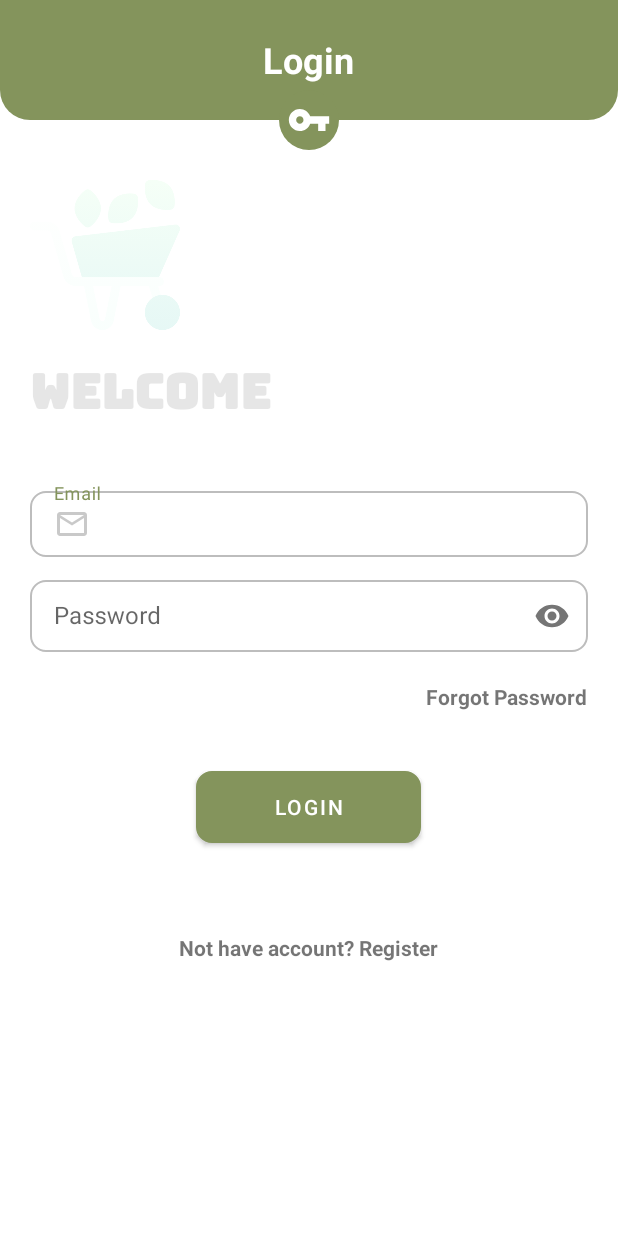
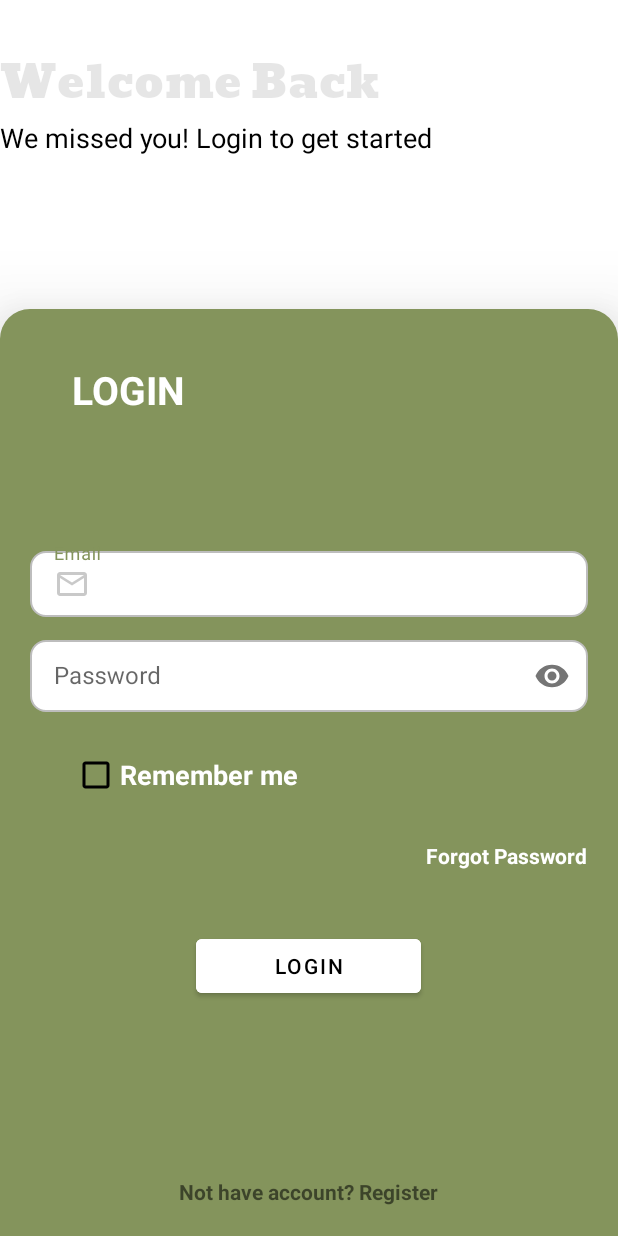
Before and after one commit to dipu0/Greeneries-E-Gardening-Android-App, an Android app: the screen it shows after launch (LoginActivity), on a phone screen of 412 x 824 dp. Run offline under Robolectric (Android 15) with nearby library versions, the phone set to English and light mode, and no system bars; our stand-ins replace Firebase (no records; nobody signed in at launch, a user with empty details on screens opened directly).

Commit message:
added remembered me checkbox

```diff
--- a/app/src/main/java/com/chowdhuryelab/greeneries/LoginActivity.java
+++ b/app/src/main/java/com/chowdhuryelab/greeneries/LoginActivity.java
@@ -1,7 +1,9 @@
 package com.chowdhuryelab.greeneries;
 
 import android.app.ProgressDialog;
+import android.content.Context;
 import android.content.Intent;
+import android.content.SharedPreferences;
 import android.os.Bundle;
 import android.text.TextUtils;
 import android.util.Patterns;
@@ -10,6 +12,8 @@ import android.view.WindowManager;
 import android.view.animation.Animation;
 import android.view.animation.AnimationUtils;
 import android.widget.Button;
+import android.widget.CheckBox;
+import android.widget.CompoundButton;
 import android.widget.ImageView;
 import android.widget.TextView;
 import android.widget.Toast;
@@ -39,6 +43,13 @@ public class LoginActivity extends AppCompatActivity {
 
     private String email, password;
 
+    private CheckBox checkBoxRememberMe;
+
+    SharedPreferences sharedpreferences;
+    public static final String mypreference = "mypref";
+    public static final String spEmail = "emailKey";
+    public static final String spPass = "passKey";
+
     Animation leftAnimation;
 
     private FirebaseAuth mAuth;
@@ -49,7 +60,7 @@ public class LoginActivity extends AppCompatActivity {
         super.onCreate(savedInstanceState);
         getWindow().setFlags(
                 WindowManager.LayoutParams.FLAG_FULLSCREEN, WindowManager.LayoutParams.FLAG_FULLSCREEN);
-        setContentView(R.layout.activity_login);
+        setContentView(R.layout.activity_login2);
 
         mAuth = FirebaseAuth.getInstance();
         mProgressDialog = new ProgressDialog(this);
@@ -60,13 +71,23 @@ public class LoginActivity extends AppCompatActivity {
         passwordEt = findViewById(R.id.passwordET);
         fotgotTv = findViewById(R.id.forgotTV);
         noAccountTv = findViewById(R.id.noAccount);
+        checkBoxRememberMe = findViewById(R.id.remember);
         iconText = findViewById(R.id.iconText);
         loginBtn = findViewById(R.id.loginBtn);
-        iconShopIv = findViewById(R.id.iconIv);
+        //iconShopIv = findViewById(R.id.iconIv);
         leftAnimation = AnimationUtils.loadAnimation(this, R.anim.left_animation);
 
         iconText.setAnimation(leftAnimation);
-        iconShopIv.setAnimation(leftAnimation);
+        //iconShopIv.setAnimation(leftAnimation);
+
+        sharedpreferences = getSharedPreferences(mypreference, Context.MODE_PRIVATE);
+        if (sharedpreferences.contains(spEmail)) {
+            emailEt.setText(sharedpreferences.getString(spEmail, ""));
+        }
+        if (sharedpreferences.contains(spPass)) {
+            passwordEt.setText(sharedpreferences.getString(spPass, ""));
+        }
+
 
 
         noAccountTv.setOnClickListener(new View.OnClickListener() {
@@ -88,6 +109,26 @@ public class LoginActivity extends AppCompatActivity {
                 loginUser();
             }
         });
+
+        checkBoxRememberMe.setOnCheckedChangeListener(new CompoundButton.OnCheckedChangeListener() {
+
+              @Override
+              public void onCheckedChanged(CompoundButton buttonView,boolean isChecked) {
+                  // use isChecked value here to react to state changes on your checkbox
+                  shSave();
+              }
+          }
+        );
+
+    }
+
+    public void shSave() {
+        String e = emailEt.getText().toString();
+        String p = passwordEt.getText().toString();
+        SharedPreferences.Editor editor = sharedpreferences.edit();
+        editor.putString(spEmail, e);
+        editor.putString(spPass, p);
+        editor.commit();
     }
 
     private void loginUser() {
--- a/app/src/main/res/layout/activity_login.xml
+++ b/app/src/main/res/layout/activity_login.xml
@@ -34,6 +34,7 @@
         android:layout_marginBottom="20dp"
         android:background="@drawable/shape_circle01"
         android:padding="5dp"
+        android:visibility="invisible"
         android:src="@drawable/ic_key_white" />
 
     <ImageView
@@ -43,8 +44,8 @@
         android:layout_below="@id/iconsIv"
         android:layout_marginLeft="20dp"
         android:layout_marginRight="20dp"
-        android:transitionName="logo_image"
-        android:src="@drawable/shop" />
+        android:src="@drawable/shop"
+        android:transitionName="logo_image" />
 
     <TextView
         android:id="@+id/iconText"
@@ -147,8 +148,11 @@
                 android:layout_height="wrap_content"
                 android:layout_below="@+id/forgotTV"
                 android:layout_centerHorizontal="true"
+                android:layout_marginStart="20dp"
+                android:layout_marginTop="20dp"
+                android:layout_marginEnd="20dp"
+                android:layout_marginBottom="20dp"
                 android:background="@drawable/shape_rect06"
-                android:layout_margin="20dp"
                 android:minWidth="150dp"
                 android:text="Login"
                 android:textColor="@color/colorWhite" />
--- /dev/null
+++ b/app/src/main/res/layout/activity_login2.xml
@@ -0,0 +1,168 @@
+<?xml version="1.0" encoding="utf-8"?>
+<LinearLayout xmlns:android="http://schemas.android.com/apk/res/android"
+    xmlns:app="http://schemas.android.com/apk/res-auto"
+    xmlns:tools="http://schemas.android.com/tools"
+    android:layout_width="match_parent"
+    android:layout_height="match_parent"
+    tools:context=".LoginActivity"
+    android:orientation="vertical"
+    android:weightSum="4"
+    android:background="@color/colorWhite">
+
+    <RelativeLayout
+        android:layout_width="match_parent"
+        android:layout_height="0dp"
+        android:layout_weight="1">
+
+        <TextView
+            android:id="@+id/iconText"
+            android:layout_width="wrap_content"
+            android:layout_height="wrap_content"
+            android:layout_marginTop="25dp"
+            android:fontFamily="@font/bevan"
+            android:text="Welcome Back"
+            android:textColor="@color/colorBlack"
+            android:textSize="30sp" />
+
+        <TextView
+            android:layout_width="wrap_content"
+            android:layout_height="wrap_content"
+            android:layout_below="@+id/iconText"
+            android:text="We missed you! Login to get started"
+            android:textColor="@color/colorBlack"
+            android:textSize="18dp" />
+    </RelativeLayout>
+
+    <RelativeLayout
+        android:elevation="36dp"
+        android:layout_width="match_parent"
+        android:layout_height="0dp"
+        android:layout_weight="3"
+        android:background="@drawable/shape_rect07">
+
+        <TextView
+            android:layout_width="wrap_content"
+            android:layout_height="wrap_content"
+            android:layout_marginLeft="48dp"
+            android:layout_marginTop="36dp"
+            android:textStyle="bold"
+            android:text="LOGIN"
+            android:textColor="@color/colorWhite"
+            android:textSize="26dp" />
+
+        <LinearLayout
+            android:layout_width="match_parent"
+            android:layout_height="wrap_content"
+            android:orientation="vertical"
+            android:layout_centerVertical="true">
+            <LinearLayout
+                android:id="@+id/LL"
+                android:layout_width="match_parent"
+                android:layout_height="wrap_content"
+                android:layout_marginLeft="20dp"
+                android:layout_marginTop="20dp"
+                android:layout_marginRight="20dp">
+
+                <com.google.android.material.textfield.TextInputLayout
+                    style="@style/Widget.MaterialComponents.TextInputLayout.OutlinedBox"
+                    android:layout_width="match_parent"
+                    android:layout_height="wrap_content">
+
+                    <com.google.android.material.textfield.TextInputEditText
+                        android:id="@+id/emailET"
+                        android:layout_width="match_parent"
+                        android:layout_height="wrap_content"
+                        android:background="@drawable/shape_rect02"
+                        android:drawableLeft="@drawable/ic_mail_gray"
+                        android:drawablePadding="5dp"
+                        android:hint="Email"
+                        android:inputType="textEmailAddress"
+                        android:padding="10dp" />
+
+                </com.google.android.material.textfield.TextInputLayout>
+
+            </LinearLayout>
+
+            <LinearLayout
+                android:id="@+id/LL1"
+                android:layout_width="match_parent"
+                android:layout_height="wrap_content"
+                android:layout_below="@id/LL"
+                android:layout_marginLeft="20dp"
+                android:layout_marginTop="10dp"
+                android:layout_marginRight="20dp">
+
+                <com.google.android.material.textfield.TextInputLayout
+                    style="@style/Widget.MaterialComponents.TextInputLayout.OutlinedBox"
+                    android:layout_width="match_parent"
+                    android:layout_height="wrap_content"
+                    app:passwordToggleEnabled="true">
+
+                    <com.google.android.material.textfield.TextInputEditText
+                        android:id="@+id/passwordET"
+                        android:layout_width="match_parent"
+                        android:layout_height="wrap_content"
+                        android:background="@drawable/shape_rect02"
+                        android:drawableLeft="@drawable/ic_lock_gray"
+                        android:drawablePadding="5dp"
+                        android:hint="Password"
+                        android:inputType="textPassword"
+                        android:padding="10dp" />
+
+                </com.google.android.material.textfield.TextInputLayout>
+
+            </LinearLayout>
+
+            <CheckBox
+                android:id="@+id/remember"
+                android:buttonTint="@color/colorBlack"
+                android:layout_width="wrap_content"
+                android:layout_height="wrap_content"
+                android:layout_marginLeft="48dp"
+                android:layout_marginTop="18dp"
+                android:textStyle="bold"
+                android:text="Remember me"
+                android:textColor="@color/colorWhite"
+                android:textSize="18dp" />
+
+            <TextView
+                android:id="@+id/forgotTV"
+                android:layout_width="wrap_content"
+                android:layout_height="wrap_content"
+                android:layout_gravity="right"
+                android:layout_marginStart="20dp"
+                android:layout_marginTop="20dp"
+                android:layout_marginEnd="20dp"
+                android:layout_marginBottom="20dp"
+                android:text="Forgot Password"
+                android:textColor="@color/colorWhite"
+                android:textStyle="bold" />
+
+                <Button
+                    android:id="@+id/loginBtn"
+                    android:layout_width="wrap_content"
+                    android:layout_height="wrap_content"
+                    android:layout_below="@+id/forgotTV"
+                    android:layout_gravity="center_horizontal"
+                    android:layout_marginStart="20dp"
+                    android:layout_marginTop="20dp"
+                    android:layout_marginEnd="20dp"
+                    android:layout_marginBottom="20dp"
+                    android:backgroundTint="@color/colorWhite"
+                    android:minWidth="150dp"
+                    android:text="Login"
+                    android:textColor="@color/colorBlack" />
+
+        </LinearLayout>
+        <TextView
+            android:id="@+id/noAccount"
+            android:layout_width="wrap_content"
+            android:layout_height="wrap_content"
+            android:layout_margin="20dp"
+            android:layout_alignParentBottom="true"
+            android:layout_below="@id/loginBtn"
+            android:layout_centerHorizontal="true"
+            android:text="Not have account? Register"
+            android:textStyle="bold" />
+    </RelativeLayout>
+</LinearLayout>
```
Also changed, not shown: 394 other files.
